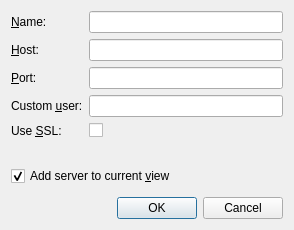
First picture: the form in Viewer/ecflowUI/src/ServerAddDialog.ui, repository ecmwf/ecflow, before the edit.
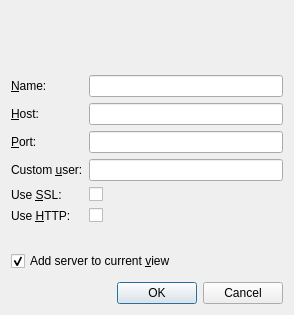
Second picture: the form after the edit. Custom widgets are drawn as their Qt base class.

Commit message:
Enable UI to use HTTP connection
Re ECFLOW-1957

```diff
--- a/Viewer/ecflowUI/src/ServerAddDialog.ui
+++ b/Viewer/ecflowUI/src/ServerAddDialog.ui
@@ -7,7 +7,7 @@
     <x>0</x>
     <y>0</y>
     <width>294</width>
-    <height>225</height>
+    <height>315</height>
    </rect>
   </property>
   <property name="windowTitle">
@@ -101,7 +101,24 @@
        </property>
       </widget>
      </item>
+     <item row="7" column="0">
+      <widget class="QLabel" name="label_5">
+       <property name="text">
+        <string>Use &amp;HTTP:</string>
+       </property>
+       <property name="buddy">
+        <cstring>httpCb</cstring>
+       </property>
+      </widget>
+     </item>
      <item row="7" column="1">
+      <widget class="QCheckBox" name="httpCb">
+       <property name="text">
+        <string/>
+       </property>
+      </widget>
+     </item>
+     <item row="8" column="1">
       <widget class="MessageLabel" name="sslMessageLabel" native="true">
        <property name="sizePolicy">
         <sizepolicy hsizetype="Preferred" vsizetype="Minimum">
@@ -111,7 +128,7 @@
        </property>
       </widget>
      </item>
-     <item row="8" column="1">
+     <item row="9" column="1">
       <spacer name="verticalSpacer">
        <property name="orientation">
         <enum>Qt::Vertical</enum>
```
The commit also changes 13 other files.
